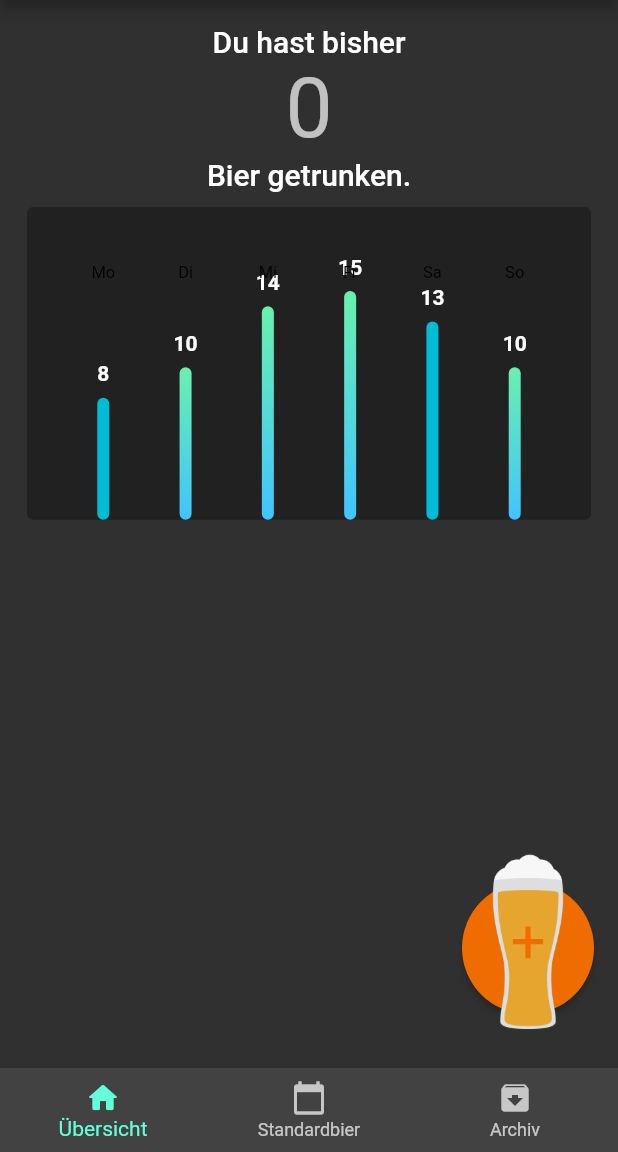
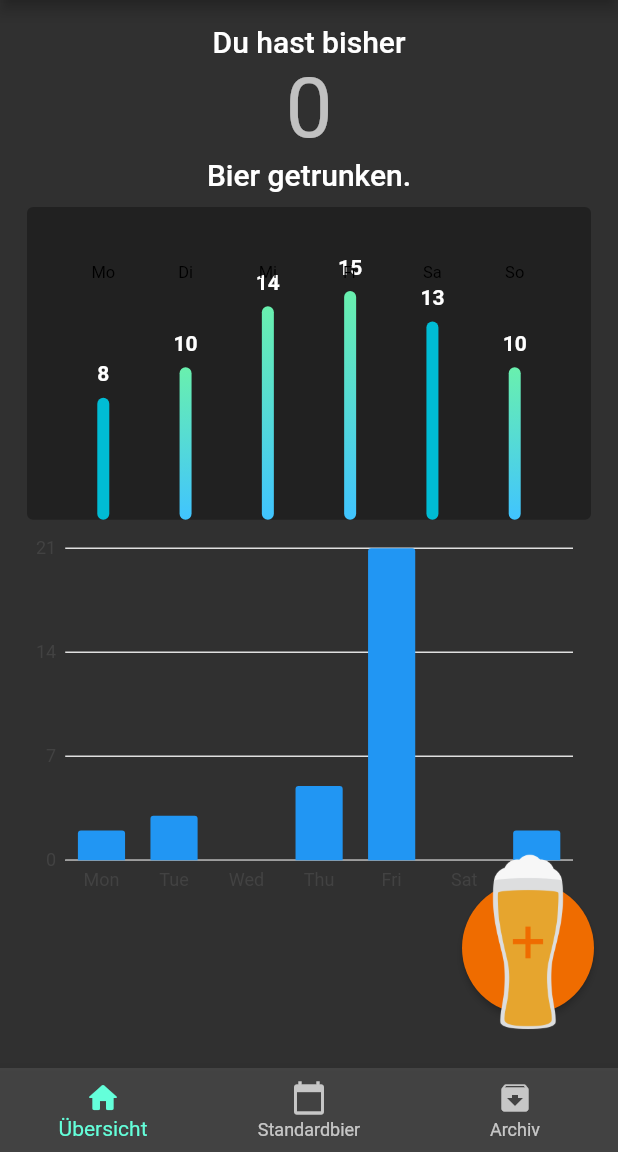
Before and after one commit to bowski23/beer_tracker, a Flutter app: the MainPage screen opened by its route, on a phone screen of 412 x 824 dp, the part 84-1236 px from its top. Run offline on Flutter 3.47's test engine with Material 2 defaults, Android fonts, the phone set to English and light mode, and no system bars; drawn by our look-alikes of fl_chart; our stand-ins replace charts_flutter, flutter_typeahead, sqflite; accounts and stored records are empty; project files that could hold a hidden picture were left out.

Commit message:
added google charts and weekday localization

```diff
--- a/lib/main.dart
+++ b/lib/main.dart
@@ -1,11 +1,14 @@
 import 'package:beer_tracker/entry_storage.dart';
 import 'package:flutter/material.dart';
 import 'pages/main_page.dart';
+import 'package:intl/date_symbol_data_local.dart';
+import 'dart:io';
 import 'pages/first_launch_page.dart';
 
 void main() async {
   WidgetsFlutterBinding.ensureInitialized();
   await EntryStorage.checkIfDbExists();
+  await initializeDateFormatting(Platform.localeName);
   EntryStorage.openDb();
   runApp(MyApp());
 }
@@ -16,8 +19,7 @@ class MyApp extends StatelessWidget {
   Widget build(BuildContext context) {
     var theme = ThemeData(
         primarySwatch: Colors.orange,
-        colorScheme: ColorScheme.fromSwatch(
-            primarySwatch: Colors.orange, brightness: Brightness.dark),
+        colorScheme: ColorScheme.fromSwatch(primarySwatch: Colors.orange, brightness: Brightness.dark),
         appBarTheme: AppBarTheme(backgroundColor: Colors.orange.shade800),
         brightness: Brightness.dark,
         popupMenuTheme: PopupMenuThemeData(color: Color(0xEE444444)));
@@ -33,9 +35,7 @@ class MyApp extends StatelessWidget {
         title: 'BeerTracker',
         theme: theme,
         home: FirstLaunchPage(title: 'BeerTracker'),
-        routes: <String, WidgetBuilder>{
-          '/main': (BuildContext context) => new MainPage(title: 'BeerTracker')
-        },
+        routes: <String, WidgetBuilder>{'/main': (BuildContext context) => new MainPage(title: 'BeerTracker')},
       );
     }
   }
--- a/lib/pages/sub_pages/overview_page.dart
+++ b/lib/pages/sub_pages/overview_page.dart
@@ -1,6 +1,7 @@
 import 'package:flutter/foundation.dart';
 import 'package:flutter/material.dart';
 import '../../ui/week_view.dart';
+import '../../ui/week_view_google.dart';
 
 class OverviewPage extends StatefulWidget {
   OverviewPage({@required this.counter, Key key, this.title}) : super(key: key);
@@ -42,6 +43,10 @@ class _OverviewPageState extends State<OverviewPage> {
     var weekView = WeekViewChart();
     children.add(weekView);
 
+    var weekViewGoogle =
+        WeekViewGoogle(title: 'Bier', subtitle: "in der Woche");
+    children.add(weekViewGoogle);
+
     return Container(
       alignment: Alignment.topCenter,
       padding: EdgeInsets.all(16),
--- /dev/null
+++ b/lib/ui/week_view_google.dart
@@ -0,0 +1,77 @@
+import 'package:charts_flutter/flutter.dart' as charts;
+import 'package:flutter/material.dart';
+import 'package:intl/intl.dart';
+import 'package:intl/date_symbol_data_local.dart';
+import 'dart:io';
+
+class WeekdaysNames {
+  static List<String> _longList;
+  static List<String> _shortList;
+
+  static List<String> get long {
+    if (_longList == null) {
+      _longList = DateFormat.EEEE(Platform.localeName).dateSymbols.WEEKDAYS.toList();
+      _longList.add(_longList.removeAt(0));
+    }
+    return _longList;
+  }
+
+  static List<String> get short {
+    if (_shortList == null) {
+      _shortList = DateFormat.EEEE(Platform.localeName).dateSymbols.SHORTWEEKDAYS.toList();
+      _shortList.add(_shortList.removeAt(0));
+    }
+    return _shortList;
+  }
+}
+
+class WeekViewGoogle extends StatefulWidget {
+  final String title;
+  final String subtitle;
+
+  WeekViewGoogle({
+    @required this.title,
+    @required this.subtitle,
+  });
+
+  @override
+  _WeekViewGoogleState createState() => new _WeekViewGoogleState();
+}
+
+class _WeekViewGoogleState extends State<WeekViewGoogle> {
+  void _handleButtonPress() {
+    setState(() {});
+  }
+
+  @override
+  Widget build(BuildContext context) {
+    return SizedBox(
+      child: charts.BarChart(
+        [
+          charts.Series<WeekdayCounter, String>(
+            data: [
+              WeekdayCounter(0, 2),
+              WeekdayCounter(1, 3),
+              WeekdayCounter(2, 0),
+              WeekdayCounter(3, 5),
+              WeekdayCounter(4, 21),
+              WeekdayCounter(5, 0),
+              WeekdayCounter(6, 2),
+            ],
+            domainFn: (datum, index) => WeekdaysNames.short[datum.weekday],
+            measureFn: (datum, index) => datum.count,
+            id: "",
+          )
+        ],
+      ),
+      height: 250,
+    );
+  }
+}
+
+class WeekdayCounter {
+  int weekday; //0:mon .. 6:sun
+  int count;
+
+  WeekdayCounter(this.weekday, this.count);
+}
--- a/pubspec.yaml
+++ b/pubspec.yaml
@@ -30,6 +30,7 @@ dependencies:
   uuid:
   intl:
   fl_chart:
+  charts_flutter:
 
 
   # The following adds the Cupertino Icons font to your application.
```
Also changed, not shown: lib/ui/week_view.dart (+4 -8 lines), pubspec.lock.
